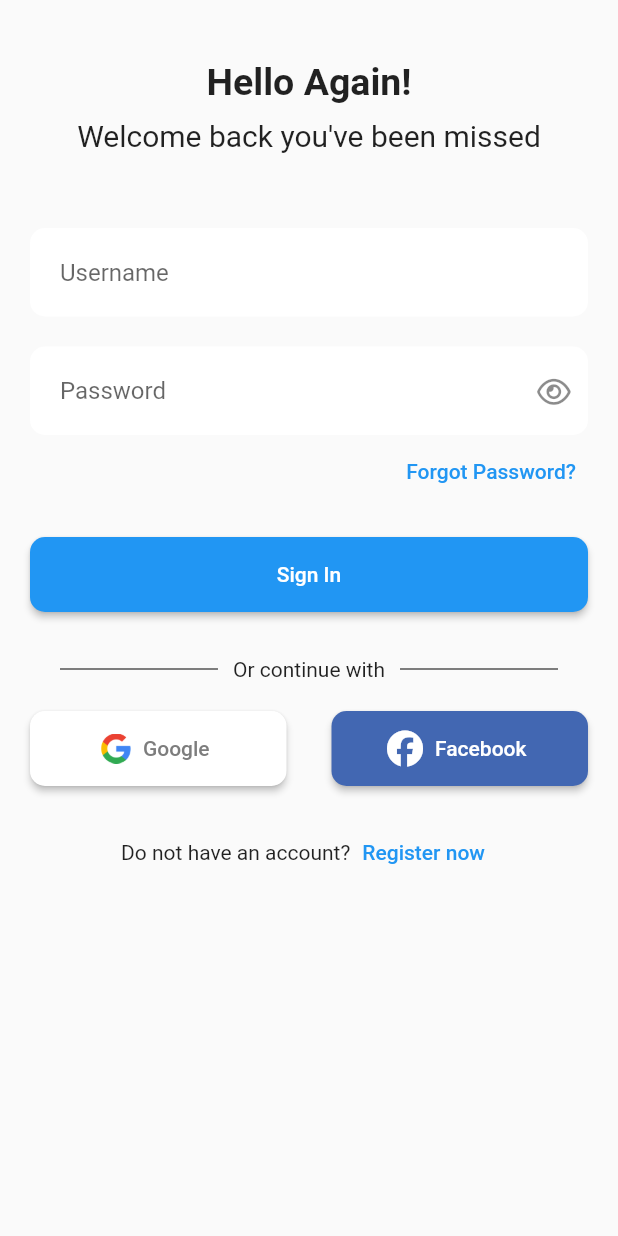
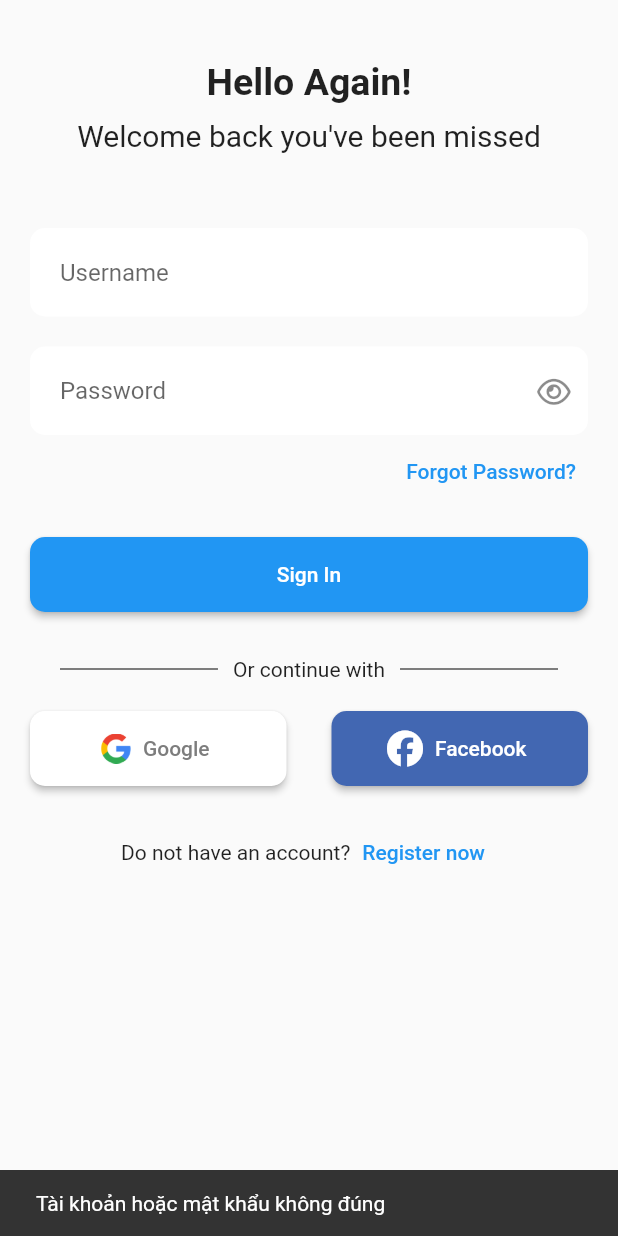
Before and after one commit to ngoctienUIT/SpendingManagement, a Flutter app: the LoginPage screen opened by its route, after a tap on "Google", on a phone screen of 412 x 824 dp. Run offline on Flutter 3.47's test engine with Material 2 defaults, Android fonts, the light colour scheme and no system bars; our stand-ins replace firebase_auth, firebase_core, flutter_bloc, font_awesome_flutter, google_sign_in; missing offline and left inert: flutter_facebook_auth; accounts and stored records are empty.

Commit message:
update function login with bloc
Đã có thể đăng nhập được! Nhưng còn facebook chưa thể đăng nhập vì chưa setup

```diff
--- /dev/null
+++ b/lib/page/login/bloc/login_bloc.dart
@@ -0,0 +1,76 @@
+import 'package:firebase_auth/firebase_auth.dart';
+import 'package:flutter_bloc/flutter_bloc.dart';
+import 'package:flutter_facebook_auth/flutter_facebook_auth.dart';
+import 'package:google_sign_in/google_sign_in.dart';
+import 'package:spending_management/page/login/bloc/login_event.dart';
+import 'package:spending_management/page/login/bloc/login_state.dart';
+
+class LoginBloc extends Bloc<LoginEvent, LoginState> {
+  LoginBloc() : super(InitState()) {
+    on<LoginWithEmailPasswordEvent>((event, emit) async {
+      bool check = await signInWithEmailAndPassword(
+          emailAddress: event.email, password: event.password);
+      if (check) {
+        emit(LoginSuccessState());
+      } else {
+        emit(LoginErrorState());
+      }
+    });
+
+    on<LoginWithGoogleEvent>((event, emit) async {
+      UserCredential? user = await signInWithGoogle();
+      if (user != null) {
+        emit(LoginSuccessState());
+      } else {
+        emit(LoginErrorState());
+      }
+    });
+
+    on<LoginWithFacebookEvent>((event, emit) async {
+      await signInWithFacebook();
+    });
+  }
+
+  Future<UserCredential?> signInWithGoogle() async {
+    final GoogleSignInAccount? googleUser = await GoogleSignIn().signIn();
+
+    if (googleUser != null) {
+      final GoogleSignInAuthentication googleAuth =
+          await googleUser.authentication;
+
+      final credential = GoogleAuthProvider.credential(
+        accessToken: googleAuth.accessToken,
+        idToken: googleAuth.idToken,
+      );
+
+      return await FirebaseAuth.instance.signInWithCredential(credential);
+    }
+
+    return null;
+  }
+
+  Future<UserCredential> signInWithFacebook() async {
+    final LoginResult loginResult = await FacebookAuth.instance.login();
+
+    final OAuthCredential facebookAuthCredential =
+        FacebookAuthProvider.credential(loginResult.accessToken!.token);
+
+    return FirebaseAuth.instance.signInWithCredential(facebookAuthCredential);
+  }
+
+  Future<bool> signInWithEmailAndPassword(
+      {required String emailAddress, required String password}) async {
+    try {
+      await FirebaseAuth.instance
+          .signInWithEmailAndPassword(email: emailAddress, password: password);
+      return true;
+    } on FirebaseAuthException catch (e) {
+      if (e.code == 'user-not-found') {
+        print('No user found for that email.');
+      } else if (e.code == 'wrong-password') {
+        print('Wrong password provided for that user.');
+      }
+      return false;
+    }
+  }
+}
--- /dev/null
+++ b/lib/page/login/bloc/login_event.dart
@@ -0,0 +1,12 @@
+abstract class LoginEvent {}
+
+class LoginWithEmailPasswordEvent extends LoginEvent {
+  String email;
+  String password;
+
+  LoginWithEmailPasswordEvent({required this.email, required this.password});
+}
+
+class LoginWithGoogleEvent extends LoginEvent {}
+
+class LoginWithFacebookEvent extends LoginEvent {}
--- /dev/null
+++ b/lib/page/login/bloc/login_state.dart
@@ -0,0 +1,7 @@
+abstract class LoginState {}
+
+class InitState extends LoginState {}
+
+class LoginSuccessState extends LoginState {}
+
+class LoginErrorState extends LoginState {}
--- /dev/null
+++ b/lib/page/login/login_form.dart
@@ -0,0 +1,190 @@
+import 'package:flutter/material.dart';
+import 'package:flutter/scheduler.dart';
+import 'package:flutter_bloc/flutter_bloc.dart';
+import 'package:font_awesome_flutter/font_awesome_flutter.dart';
+import 'package:spending_management/constants/app_styles.dart';
+import 'package:spending_management/page/login/bloc/login_bloc.dart';
+import 'package:spending_management/page/login/bloc/login_event.dart';
+import 'package:spending_management/page/login/bloc/login_state.dart';
+import 'package:spending_management/page/login/widget/custom_button.dart';
+import 'package:spending_management/page/login/widget/input_password.dart';
+import 'package:spending_management/page/login/widget/input_text.dart';
+import 'package:spending_management/page/login/widget/text_continue.dart';
+
+class LoginForm extends StatefulWidget {
+  const LoginForm({Key? key}) : super(key: key);
+
+  @override
+  State<LoginForm> createState() => _LoginFormState();
+}
+
+class _LoginFormState extends State<LoginForm> {
+  final TextEditingController _userController = TextEditingController();
+  final TextEditingController _passwordController = TextEditingController();
+  final _formKey = GlobalKey<FormState>();
+  bool hide = true;
+
+  @override
+  Widget build(BuildContext context) {
+    return BlocBuilder<LoginBloc, LoginState>(
+      builder: (context, state) {
+        if (state is LoginSuccessState) {
+          SchedulerBinding.instance.addPostFrameCallback((_) {
+            Navigator.pushReplacementNamed(context, "/main");
+          });
+        }
+
+        if (state is LoginErrorState) {
+          SchedulerBinding.instance.addPostFrameCallback((_) {
+            var snackBar = const SnackBar(
+                content: Text('Tài khoản hoặc mật khẩu không đúng'));
+            ScaffoldMessenger.of(context).showSnackBar(snackBar);
+          });
+        }
+
+        return Form(
+          key: _formKey,
+          child: SingleChildScrollView(
+            child: Padding(
+              padding: const EdgeInsets.symmetric(horizontal: 20, vertical: 40),
+              child: Column(
+                children: [
+                  const Text(
+                    "Hello Again!",
+                    style: TextStyle(
+                      fontSize: 25,
+                      fontWeight: FontWeight.bold,
+                    ),
+                  ),
+                  const SizedBox(height: 10),
+                  const Text(
+                    "Welcome back you've been missed",
+                    style: TextStyle(fontSize: 20),
+                  ),
+                  const SizedBox(height: 50),
+                  inputText(
+                    hint: "Username",
+                    validator: 0,
+                    controller: _userController,
+                    inputType: TextInputType.emailAddress,
+                  ),
+                  const SizedBox(height: 20),
+                  inputPassword(
+                    action: () {
+                      setState(() {
+                        hide = !hide;
+                      });
+                    },
+                    hint: "Password",
+                    controller: _passwordController,
+                    hide: hide,
+                  ),
+                  Row(
+                    mainAxisAlignment: MainAxisAlignment.end,
+                    children: [
+                      TextButton(
+                          onPressed: () {},
+                          child: const Text("Forgot Password?")),
+                    ],
+                  ),
+                  const SizedBox(height: 20),
+                  customButton(
+                    action: () {
+                      if (_formKey.currentState!.validate()) {
+                        BlocProvider.of<LoginBloc>(context).add(
+                          LoginWithEmailPasswordEvent(
+                            email: _userController.text,
+                            password: _passwordController.text,
+                          ),
+                        );
+                        return;
+                      }
+                    },
+                    text: 'Sign In',
+                  ),
+                  const SizedBox(height: 30),
+                  textContinue(),
+                  const SizedBox(height: 20),
+                  Row(
+                    mainAxisAlignment: MainAxisAlignment.center,
+                    children: [
+                      Expanded(
+                        child: SizedBox(
+                          height: 50,
+                          child: ElevatedButton.icon(
+                            onPressed: () {
+                              BlocProvider.of<LoginBloc>(context)
+                                  .add(LoginWithGoogleEvent());
+                            },
+                            icon: Image.asset(
+                              "assets/logo/google_logo.png",
+                              width: 20,
+                            ),
+                            label: const Text(
+                              "Google",
+                              style: TextStyle(
+                                  color: Color.fromRGBO(125, 125, 125, 1)),
+                            ),
+                            style: ElevatedButton.styleFrom(
+                              backgroundColor: Colors.white,
+                              shape: RoundedRectangleBorder(
+                                borderRadius: BorderRadius.circular(10),
+                              ),
+                            ),
+                          ),
+                        ),
+                      ),
+                      const SizedBox(width: 30),
+                      Expanded(
+                        child: SizedBox(
+                          height: 50,
+                          child: ElevatedButton.icon(
+                            onPressed: () {
+                              // BlocProvider.of<LoginBloc>(context)
+                              //     .add(LoginWithFacebookEvent());
+                            },
+                            icon: const Icon(FontAwesomeIcons.facebook),
+                            label: const Text(
+                              "Facebook",
+                              style: TextStyle(color: Colors.white),
+                            ),
+                            style: ElevatedButton.styleFrom(
+                              backgroundColor:
+                                  const Color.fromRGBO(66, 103, 178, 1),
+                              shape: RoundedRectangleBorder(
+                                borderRadius: BorderRadius.circular(10),
+                              ),
+                            ),
+                          ),
+                        ),
+                      ),
+                    ],
+                  ),
+                  const SizedBox(height: 20),
+                  Row(
+                    mainAxisAlignment: MainAxisAlignment.center,
+                    children: [
+                      Text(
+                        "Do not have an account?",
+                        style: AppStyles.p,
+                      ),
+                      TextButton(
+                        onPressed: () {
+                          Navigator.pushReplacementNamed(context, '/signup');
+                        },
+                        child: Text(
+                          "Register now",
+                          style: AppStyles.p,
+                        ),
+                      )
+                    ],
+                  ),
+                ],
+              ),
+            ),
+          ),
+        );
+      },
+    );
+  }
+}
--- a/lib/page/login/login_page.dart
+++ b/lib/page/login/login_page.dart
@@ -1,158 +1,20 @@
 import 'package:flutter/material.dart';
-import 'package:font_awesome_flutter/font_awesome_flutter.dart';
+import 'package:flutter_bloc/flutter_bloc.dart';
 import 'package:spending_management/constants/app_colors.dart';
-import 'package:spending_management/constants/app_styles.dart';
-import 'package:spending_management/page/login/widget/custom_button.dart';
-import 'package:spending_management/page/login/widget/input_password.dart';
-import 'package:spending_management/page/login/widget/input_text.dart';
-import 'package:spending_management/page/login/widget/text_continue.dart';
+import 'package:spending_management/page/login/bloc/login_bloc.dart';
+import 'package:spending_management/page/login/login_form.dart';
 
-class LoginPage extends StatefulWidget {
+class LoginPage extends StatelessWidget {
   const LoginPage({Key? key}) : super(key: key);
-
-  @override
-  State<LoginPage> createState() => _LoginPageState();
-}
-
-class _LoginPageState extends State<LoginPage> {
-  final TextEditingController _userController = TextEditingController();
-  final TextEditingController _passwordController = TextEditingController();
-  final _formKey = GlobalKey<FormState>();
-  bool hide = true;
 
   @override
   Widget build(BuildContext context) {
     return Scaffold(
       backgroundColor: AppColors.whisperBackground,
       body: SafeArea(
-        child: Form(
-          key: _formKey,
-          child: SingleChildScrollView(
-            child: Padding(
-              padding: const EdgeInsets.symmetric(horizontal: 20, vertical: 40),
-              child: Column(
-                children: [
-                  const Text(
-                    "Hello Again!",
-                    style: TextStyle(
-                      fontSize: 25,
-                      fontWeight: FontWeight.bold,
-                    ),
-                  ),
-                  const SizedBox(height: 10),
-                  const Text(
-                    "Welcome back you've been missed",
-                    style: TextStyle(fontSize: 20),
-                  ),
-                  const SizedBox(height: 50),
-                  inputText(
-                    hint: "Username",
-                    validator: 0,
-                    controller: _userController,
-                    inputType: TextInputType.emailAddress,
-                  ),
-                  const SizedBox(height: 20),
-                  inputPassword(
-                      hint: "Password",
-                      controller: _passwordController,
-                      hide: hide,
-                      action: () {
-                        setState(() {
-                          hide = !hide;
-                        });
-                      }),
-                  Row(
-                    mainAxisAlignment: MainAxisAlignment.end,
-                    children: [
-                      TextButton(
-                          onPressed: () {},
-                          child: const Text("Forgot Password?")),
-                    ],
-                  ),
-                  const SizedBox(height: 20),
-                  customButton(
-                      text: 'Sign In',
-                      action: () {
-                        if (_formKey.currentState!.validate()) {
-                          return;
-                        }
-                        // _formKey.currentState!.save();
-                      }),
-                  const SizedBox(height: 30),
-                  textContinue(),
-                  const SizedBox(height: 20),
-                  Row(
-                    mainAxisAlignment: MainAxisAlignment.center,
-                    children: [
-                      Expanded(
-                        child: SizedBox(
-                          height: 50,
-                          child: ElevatedButton.icon(
-                            onPressed: () {},
-                            icon: Image.asset(
-                              "assets/logo/google_logo.png",
-                              width: 20,
-                            ),
-                            label: const Text(
-                              "Google",
-                              style: TextStyle(
-                                  color: Color.fromRGBO(125, 125, 125, 1)),
-                            ),
-                            style: ElevatedButton.styleFrom(
-                              backgroundColor: Colors.white,
-                              shape: RoundedRectangleBorder(
-                                borderRadius: BorderRadius.circular(10),
-                              ),
-                            ),
-                          ),
-                        ),
-                      ),
-                      const SizedBox(width: 30),
-                      Expanded(
-                        child: SizedBox(
-                          height: 50,
-                          child: ElevatedButton.icon(
-                            onPressed: () {},
-                            icon: const Icon(FontAwesomeIcons.facebook),
-                            label: const Text(
-                              "Facebook",
-                              style: TextStyle(color: Colors.white),
-                            ),
-                            style: ElevatedButton.styleFrom(
-                              backgroundColor:
-                                  const Color.fromRGBO(66, 103, 178, 1),
-                              shape: RoundedRectangleBorder(
-                                borderRadius: BorderRadius.circular(10),
-                              ),
-                            ),
-                          ),
-                        ),
-                      ),
-                    ],
-                  ),
-                  const SizedBox(height: 20),
-                  Row(
-                    mainAxisAlignment: MainAxisAlignment.center,
-                    children: [
-                      Text(
-                        "Do not have an account?",
-                        style: AppStyles.p,
-                      ),
-                      TextButton(
-                        onPressed: () {
-                          Navigator.pushReplacementNamed(context, '/signup');
-                        },
-                        child: Text(
-                          "Register now",
-                          style: AppStyles.p,
-                        ),
-                      )
-                    ],
-                  ),
-                ],
-              ),
-            ),
-          ),
+        child: BlocProvider(
+          create: (context) => LoginBloc(),
+          child: const LoginForm(),
         ),
       ),
     );
--- a/pubspec.yaml
+++ b/pubspec.yaml
@@ -48,6 +48,7 @@ dependencies:
   google_sign_in: ^5.4.1
   shared_preferences: ^2.0.15
   intl: ^0.17.0
+  flutter_facebook_auth: ^4.4.1
 
 dev_dependencies:
   flutter_test:
```
Also changed, not shown: lib/main.dart (+5 -2 lines), lib/page/main/main_page.dart (added, +28 -0 lines), lib/page/signup/signup_page.dart (+15 -12 lines), pubspec.lock, 1 other file.
